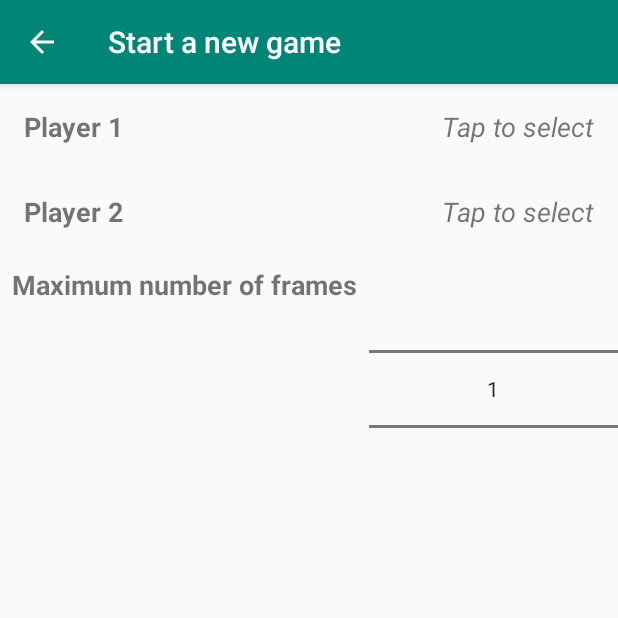
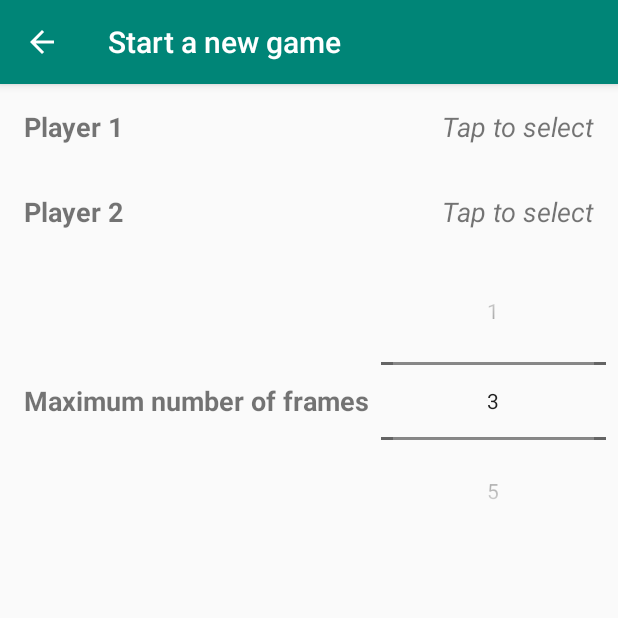
Before and after one commit to janbaerts/mobdev-snooker, an Android app: the StartNewGameActivity screen opened directly, with no data from a screen before it, on a phone screen of 412 x 824 dp, the top half of it. Run offline under Robolectric (Android 15) with nearby library versions, the phone set to English and light mode, and no system bars.

Commit message:
Numberpicker fixed.

```diff
--- a/app/src/main/java/com/janbaerts/android/snookerscoreboard/StartNewGameActivity.java
+++ b/app/src/main/java/com/janbaerts/android/snookerscoreboard/StartNewGameActivity.java
@@ -36,12 +36,14 @@ public class StartNewGameActivity
     private boolean isShowingSelectingFragment = false;
     private int playerIndex;
     private int fragmentId;
+    private int maximumNumberOfFrames;
 
     @Override
     protected void onCreate(Bundle savedInstanceState) {
         super.onCreate(savedInstanceState);
         setContentView(R.layout.activity_start_new_game);
         playerIndex = -1;
+        maximumNumberOfFrames = 1;
         playerTextViews[0] = (TextView) findViewById(R.id.firstPlayerTextView);
         playerTextViews[1] = (TextView) findViewById(R.id.secondPlayerTextView);
         numberPicker = (NumberPicker) findViewById(R.id.maxFrameNumberPicker);
@@ -114,6 +116,25 @@ public class StartNewGameActivity
     }
 
     private void setUpNumberPicker() {
-        numberPicker.setDisplayedValues(new String[] {"1", "3", "5", "7", "9", "11"});
+        final String[] numberPickerValues = getMaxFrameValues();
+        numberPicker.setDisplayedValues(numberPickerValues);
+        numberPicker.setMinValue(0);
+        numberPicker.setMaxValue(numberPickerValues.length - 1);
+        numberPicker.setValue(1);
+        numberPicker.setOnValueChangedListener(new NumberPicker.OnValueChangeListener() {
+            @Override
+            public void onValueChange(NumberPicker picker, int oldVal, int newVal) {
+                maximumNumberOfFrames = Integer.parseInt(numberPickerValues[newVal]);
+                System.out.println("In onValueChanged, is now " + maximumNumberOfFrames + ".");
+            }
+        });
+    }
+
+    private String[] getMaxFrameValues() {
+        String[] values = new String[18];
+        int counter = 0;
+        for (int i = 1; i < 36; i += 2)
+            values[counter++] = Integer.toString(i);
+        return values;
     }
 }
--- a/app/src/main/res/layout/activity_start_new_game.xml
+++ b/app/src/main/res/layout/activity_start_new_game.xml
@@ -92,23 +92,25 @@
             android:layout_width="match_parent"
             android:layout_height="wrap_content"
             android:orientation="horizontal"
+            android:layout_margin="8dp"
             >
 
             <TextView
                 android:layout_width="wrap_content"
                 android:layout_height="wrap_content"
+                android:layout_gravity="center"
+                android:padding="8dp"
                 android:text="@string/max_number_of_frames"
-                android:padding="8dp"
                 android:textSize="18sp"
-                android:textStyle="bold"
-                />
+                android:textStyle="bold" />
 
             <NumberPicker
+                android:id="@+id/maxFrameNumberPicker"
                 android:layout_width="match_parent"
                 android:layout_height="wrap_content"
-                android:theme="@style/AppTheme"
-                android:id="@+id/maxFrameNumberPicker"
-                />
+                android:orientation="horizontal"
+                android:padding="8dp"
+                android:theme="@style/AppTheme" />
 
         </LinearLayout>
     </LinearLayout>
```
